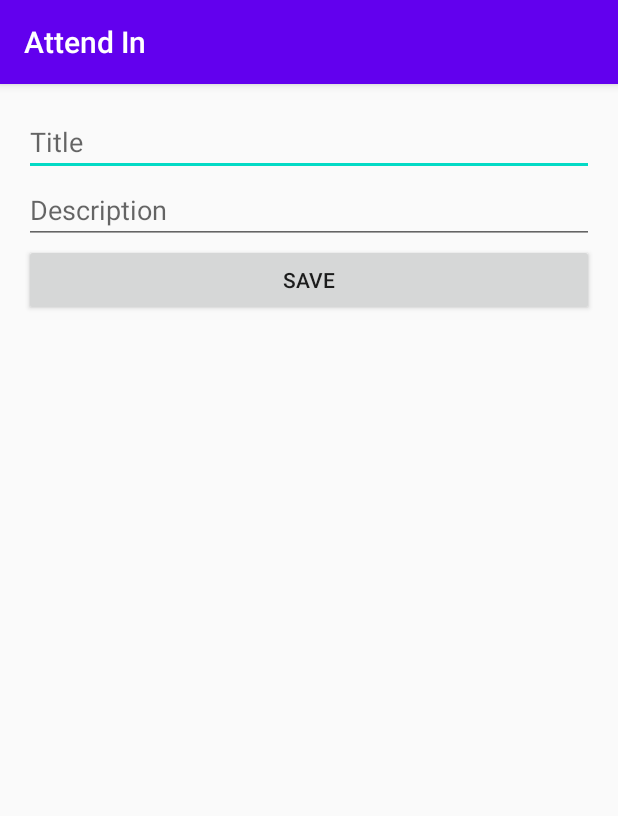
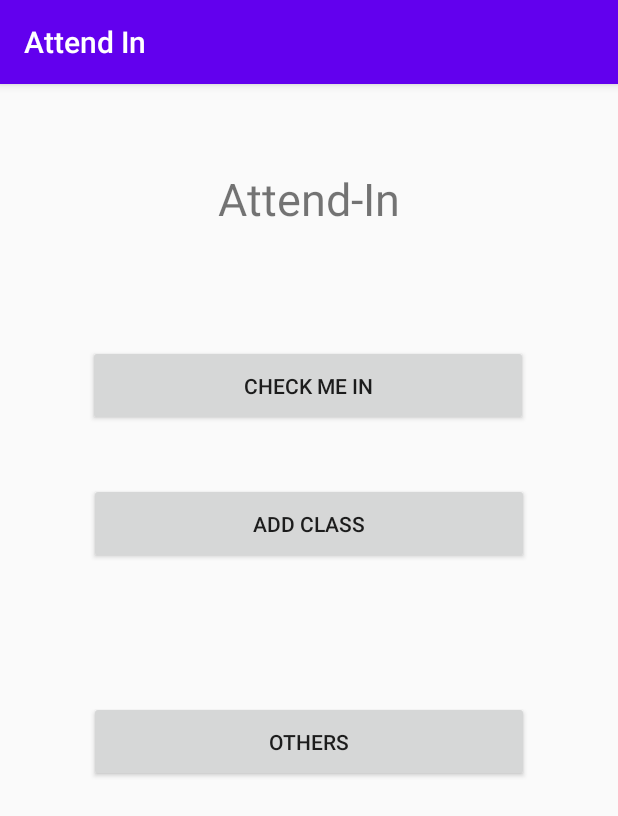
Before and after one commit to John9670/Attend-In, an Android app: the MainActivity screen opened directly, with no data from a screen before it, on a phone screen of 412 x 824 dp. Shown: the top 816 px of the screen. Run offline under Robolectric (Android 15) with nearby library versions, the phone set to English and light mode, and no system bars.

Commit message:
Version 1.1

```diff
--- a/Attend-In App (Prototpe)/app/src/main/java/com/example/firestoretest/MainActivity.java
+++ b/Attend-In App (Prototpe)/app/src/main/java/com/example/firestoretest/MainActivity.java
@@ -1,68 +1,34 @@
 package com.example.firestoretest;
 
-
-import android.os.Bundle;
-import android.util.Log;
-import android.view.View;
-import android.widget.EditText;
-import android.widget.Toast;
-
-import androidx.annotation.NonNull;
 import androidx.appcompat.app.AppCompatActivity;
 
-import com.example.firestoretest.R;
-import com.google.android.gms.tasks.OnFailureListener;
-import com.google.android.gms.tasks.OnSuccessListener;
-import com.google.firebase.FirebaseApp;
-import com.google.firebase.firestore.FirebaseFirestore;
-
-import java.util.HashMap;
-import java.util.Map;
+import android.content.Intent;
+import android.os.Bundle;
+import android.view.View;
+import android.widget.Button;
+import android.widget.EditText;
 
 public class MainActivity extends AppCompatActivity {
-    private static final String TAG = "MainActivity";
 
-    private static final String KEY_TITLE = "title";
-    private static final String KEY_DESCRIPTION = "description";
-
-    private EditText editTextTitle;
-    private EditText editTextDescription;
 
 
     @Override
     protected void onCreate(Bundle savedInstanceState) {
         super.onCreate(savedInstanceState);
         setContentView(R.layout.activity_main);
+    }
 
-        editTextTitle = findViewById(R.id.edit_text_title);
-        editTextDescription = findViewById(R.id.edit_text_description);
+    public void checkInButton (View view){
 
-
+    }
+    public void addClassButton (View view){
 
     }
 
-    public void saveNote(View v) {
-        String title = editTextTitle.getText().toString();
-        String description = editTextDescription.getText().toString();
+    public void othersButton(View view){
+        Intent intent = new Intent(getBaseContext(), MapsActivity.class);
+        startActivity(intent);
 
-        Map<String, Object> note = new HashMap<>();
-        note.put(KEY_TITLE, title);
-        note.put(KEY_DESCRIPTION, description);
+    }
 
-        FirebaseApp.initializeApp(MainActivity.this);
-        FirebaseFirestore db = FirebaseFirestore.getInstance();
-        db.collection("Notebook").document("My First Note").set(note)
-                .addOnSuccessListener(new OnSuccessListener<Void>() {
-                    @Override
-                    public void onSuccess(Void aVoid) {
-                        Toast.makeText(MainActivity.this, "Note saved", Toast.LENGTH_SHORT).show();
-                    }
-                })
-                .addOnFailureListener(new OnFailureListener() {
-                    @Override
-                    public void onFailure(@NonNull Exception e) {
-                        Toast.makeText(MainActivity.this, "Baaaaaaaaaaaaad", Toast.LENGTH_SHORT).show();
-                    }
-                });
-    }
 }
--- a/Attend-In App (Prototpe)/app/src/main/res/layout/activity_main.xml
+++ b/Attend-In App (Prototpe)/app/src/main/res/layout/activity_main.xml
@@ -1,27 +1,59 @@
 <?xml version="1.0" encoding="utf-8"?>
-<LinearLayout xmlns:android="http://schemas.android.com/apk/res/android"
+<androidx.constraintlayout.widget.ConstraintLayout xmlns:android="http://schemas.android.com/apk/res/android"
     xmlns:app="http://schemas.android.com/apk/res-auto"
     xmlns:tools="http://schemas.android.com/tools"
     android:layout_width="match_parent"
     android:layout_height="match_parent"
-    android:orientation="vertical"
-    android:padding="16dp"
     >
-    <EditText
-        android:id="@+id/edit_text_title"
-        android:layout_width="match_parent"
-        android:layout_height="wrap_content"
-        android:hint="Title"
-        android:inputType="text" />
-    <EditText
-        android:id="@+id/edit_text_description"
-        android:layout_width="match_parent"
-        android:layout_height="wrap_content"
-        android:hint="Description"
-        android:inputType="text" />
+
     <Button
-        android:layout_width="match_parent"
-        android:layout_height="wrap_content"
-        android:onClick="saveNote"
-        android:text="Save" />
-</LinearLayout>
+        android:id="@+id/othersButton"
+        android:layout_width="293dp"
+        android:layout_height="54dp"
+        android:text="Others"
+        android:onClick="othersButton"
+        app:layout_constraintBottom_toBottomOf="parent"
+        app:layout_constraintEnd_toEndOf="parent"
+        app:layout_constraintStart_toStartOf="parent"
+        app:layout_constraintTop_toTopOf="parent"
+        app:layout_constraintVertical_bias="0.576" />
+
+    <Button
+        android:id="@+id/addClassButton"
+        android:layout_width="293dp"
+        android:layout_height="54dp"
+        android:text="Add Class"
+        android:onClick="addClassButton"
+        app:layout_constraintBottom_toBottomOf="parent"
+        app:layout_constraintEnd_toEndOf="parent"
+        app:layout_constraintStart_toStartOf="parent"
+        app:layout_constraintTop_toTopOf="parent"
+        app:layout_constraintVertical_bias="0.373" />
+
+    <TextView
+        android:id="@+id/textView"
+        android:layout_width="293dp"
+        android:layout_height="54dp"
+        android:text="Attend-In"
+        android:gravity="center"
+        android:textSize="30dp"
+        app:layout_constraintBottom_toBottomOf="parent"
+        app:layout_constraintEnd_toEndOf="parent"
+        app:layout_constraintHorizontal_bias="0.497"
+        app:layout_constraintStart_toStartOf="parent"
+        app:layout_constraintTop_toTopOf="parent"
+        app:layout_constraintVertical_bias="0.069" />
+
+    <Button
+        android:id="@+id/checkInButton"
+        android:layout_width="293dp"
+        android:layout_height="54dp"
+        android:text="Check Me IN"
+        android:onClick="checkInButton"
+        app:layout_constraintBottom_toBottomOf="parent"
+        app:layout_constraintEnd_toEndOf="parent"
+        app:layout_constraintHorizontal_bias="0.497"
+        app:layout_constraintStart_toStartOf="parent"
+        app:layout_constraintTop_toTopOf="parent"
+        app:layout_constraintVertical_bias="0.244" />
+</androidx.constraintlayout.widget.ConstraintLayout>
```
Also changed, not shown: Attend-In App (Prototpe)/app/src/main/AndroidManifest.xml (+2 -5 lines), Attend-In App (Prototpe)/app/src/main/java/com/example/firestoretest/GoogleFireStore.java (+49 -1 lines), Attend-In App (Prototpe)/app/src/main/java/com/example/firestoretest/LoginActivity.java (+52 -12 lines), Attend-In App (Prototpe)/app/src/main/java/com/example/firestoretest/MapsActivity.java (+1 -9 lines), Attend-In App (Prototpe)/app/src/main/res/layout/activity_login.xml (+4 -4 lines).
